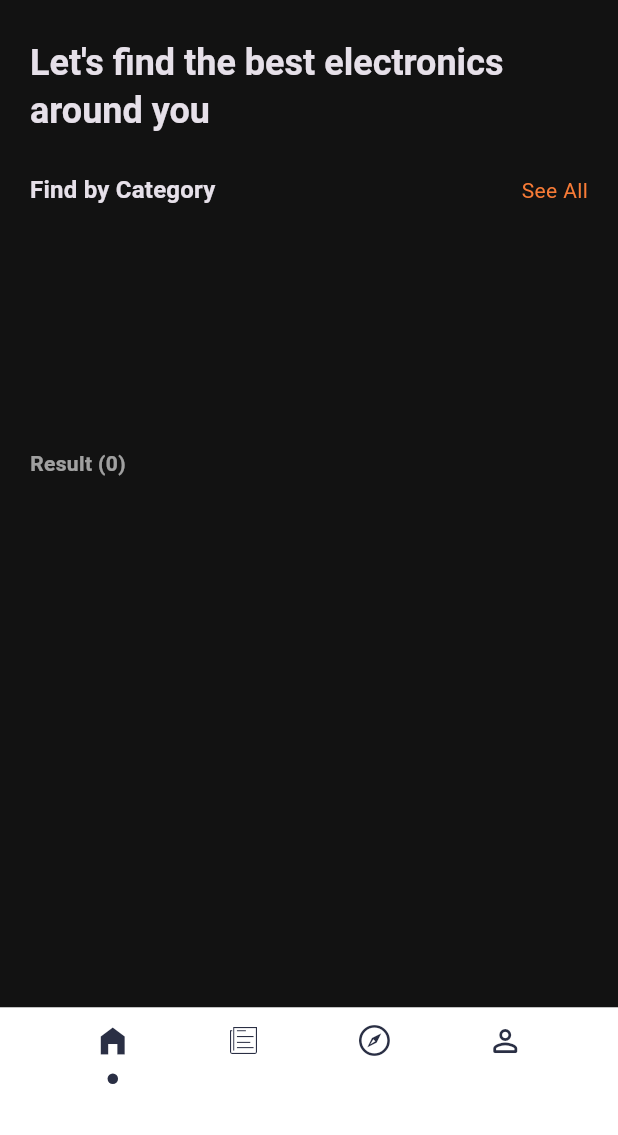
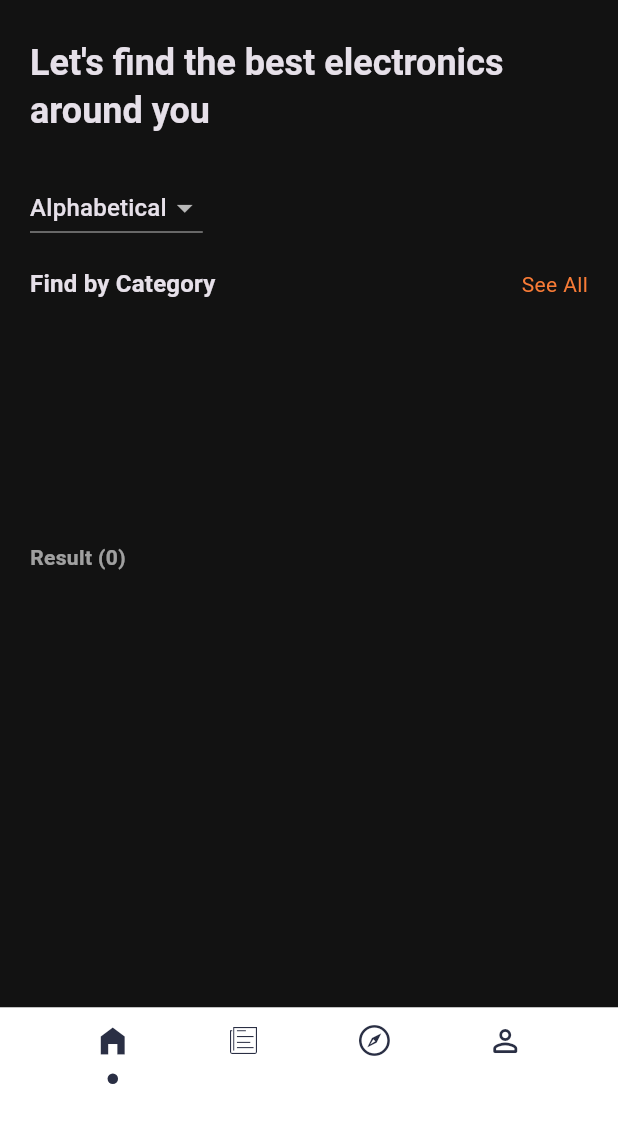
Before and after one commit to asylbekuly/Electro_Delivery_App, a Flutter app: the screen it shows once a user with an empty profile is signed in, after a tap on the "dark mode" icon, on a phone screen of 412 x 824 dp, the part 101-1236 px from its top. Run offline on Flutter 3.47's test engine with Material 3 defaults, Android fonts, the phone set to English and light mode, and no system bars; our stand-ins replace animate_do, cloud_firestore, dotted_line, firebase_auth, firebase_core, flutter_map and 5 more; accounts and stored records are empty.

Commit message:
added the filteration

```diff
--- a/lib/View/home_page.dart
+++ b/lib/View/home_page.dart
@@ -24,7 +24,7 @@ class _HomePageState extends State<HomePage> {
   List<MyProductModel> allProducts = [];
   List<MyProductModel> productModel = [];
   List<CategoryModel> categories = [];
-
+  String _selectedSortCriteria = 'Alphabetical';
   @override
   void initState() {
     super.initState();
@@ -34,6 +34,7 @@ class _HomePageState extends State<HomePage> {
   // Функция для загрузки данных из Firestore
   void _loadData() async {
     FirebaseService firebaseService = FirebaseService();
+
 
     // Получаем продукты из Firestore
     final products = await firebaseService.getProducts();
@@ -52,19 +53,26 @@ class _HomePageState extends State<HomePage> {
   void filterProductByCategory(String selectedCategory) {
     setState(() {
       category = selectedCategory;
-      // Фильтруем продукты по категории
-      productModel =
-          allProducts
-              .where(
-                (element) =>
-                    element.category.toLowerCase() ==
-                    selectedCategory.toLowerCase(),
-              )
-              .toList();
+      productModel = allProducts
+          .where(
+            (element) =>
+                element.category.toLowerCase() == selectedCategory.toLowerCase(),
+          )
+          .toList();
+    });
+    sortProducts(_selectedSortCriteria);
+  }
+  void sortProducts(String sortBy) {
+    setState(() {
+      if (sortBy == "Alphabetical") {
+        productModel.sort((a, b) => a.name.compareTo(b.name));
+      } else if (sortBy == "Price") {
+        productModel.sort((a, b) => a.price.compareTo(b.price));
+      }
     });
   }
 
-  @override
+    @override
   Widget build(BuildContext context) {
     final cartProvider = Provider.of<CartProvider>(context);
     final themeProvider = Provider.of<ThemeProvider>(context);
@@ -141,7 +149,6 @@ class _HomePageState extends State<HomePage> {
                           },
                           child: _iconButton(Icons.search, context),
                         ),
-
                         const SizedBox(width: 6),
 
                         Consumer<FavoriteProvider>(
@@ -259,6 +266,29 @@ class _HomePageState extends State<HomePage> {
 
               const SizedBox(height: 25),
 
+              // Сортировка
+              Padding(
+                padding: const EdgeInsets.symmetric(horizontal: 20),
+                child: DropdownButton<String>(
+                  value: _selectedSortCriteria,
+                  items: <String>['Alphabetical', 'Price']
+                      .map<DropdownMenuItem<String>>((String value) {
+                    return DropdownMenuItem<String>(
+                      value: value,
+                      child: Text(value),
+                    );
+                  }).toList(),
+                  onChanged: (String? newValue) {
+                    setState(() {
+                      _selectedSortCriteria = newValue!;
+                      sortProducts(_selectedSortCriteria);
+                    });
+                  },
+                ),
+              ),
+
+              const SizedBox(height: 15),
+
               // Категории
               Padding(
                 padding: const EdgeInsets.symmetric(horizontal: 20),
@@ -360,7 +390,6 @@ class _HomePageState extends State<HomePage> {
       ),
     );
   }
-
   Widget _iconButton(IconData icon, BuildContext context) {
     return Container(
       padding: const EdgeInsets.all(10),
```
Also changed, not shown: lib/View/product_detail_page.dart (+8 -5 lines).
